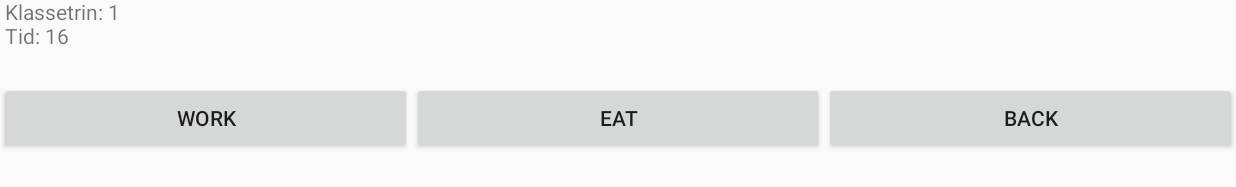
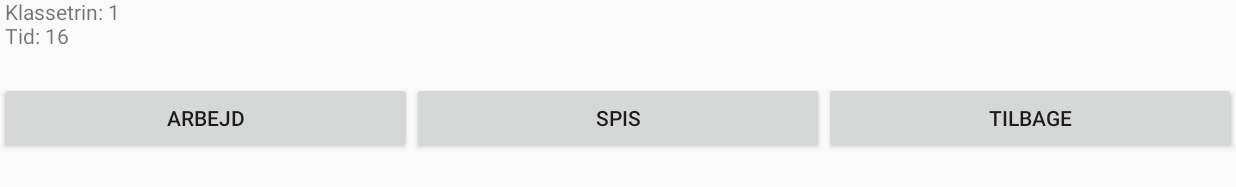
Before and after one commit to AsgerStage/Nepalspil, an Android app: the Marked screen opened directly, with no data from a screen before it, on a phone screen of 824 x 412 dp (held sideways). Shown: the part 416-603 px from the top of the screen. Run offline under Robolectric (Android 15) with nearby library versions, the phone set to English and light mode, and no system bars.

Commit message:
Added sound effect for working. The sound repeats itself if button is pressed repeatedly. Renamed buttons in marked to danish

```diff
--- a/app/src/main/java/com/example/asger/nepalspil/activities/MainActivity.java
+++ b/app/src/main/java/com/example/asger/nepalspil/activities/MainActivity.java
@@ -3,6 +3,7 @@ package com.example.asger.nepalspil.activities;
 import android.app.FragmentManager;
 import android.app.FragmentTransaction;
 import android.content.Intent;
+import android.media.MediaPlayer;
 import android.os.Bundle;
 import android.support.v7.app.AppCompatActivity;
 import android.view.View;
@@ -31,6 +32,10 @@ public class MainActivity extends AppCompatActivity {
 
         ImageButton asha = (ImageButton) findViewById(R.id.imageButton4);
         ImageButton kaka = (ImageButton) findViewById(R.id.imageButton5);
+
+
+
+
         asha.setOnClickListener(new View.OnClickListener() {
             @Override
             public void onClick(View v) {
--- a/app/src/main/java/com/example/asger/nepalspil/models/Spiller.java
+++ b/app/src/main/java/com/example/asger/nepalspil/models/Spiller.java
@@ -1,6 +1,9 @@
 package com.example.asger.nepalspil.models;
 
 import android.util.Log;
+import android.widget.Toast;
+
+import com.example.asger.nepalspil.activities.MainActivity;
 
 /**
  * Created by Asger on 21-11-2016.
--- a/app/src/main/res/layout/marked.xml
+++ b/app/src/main/res/layout/marked.xml
@@ -24,21 +24,21 @@
         android:layout_height="79dp">
 
         <Button
-            android:text="Work"
+            android:text="Arbejd"
             android:layout_width="wrap_content"
             android:layout_height="wrap_content"
             android:id="@+id/workButton"
             android:layout_weight="1" />
 
         <Button
-            android:text="Eat"
+            android:text="Spis"
             android:layout_width="wrap_content"
             android:layout_height="wrap_content"
             android:id="@+id/eatButton"
             android:layout_weight="1" />
 
         <Button
-            android:text="Back"
+            android:text="Tilbage"
             android:layout_height="wrap_content"
             android:id="@+id/backButton"
             android:layout_weight="1"
```
Also changed, not shown: app/src/main/java/com/example/asger/nepalspil/Felter/Marked.java (+23 -0 lines), app/src/main/java/com/example/asger/nepalspil/Felter/Vaerksted.java (+23 -0 lines), 2 other files.
